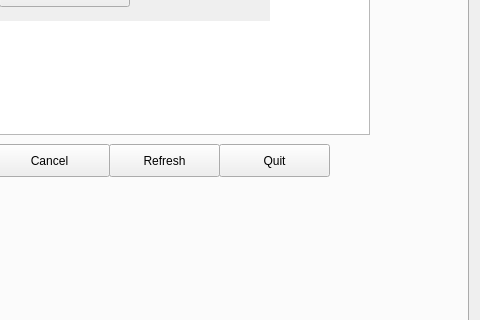
The window that src/mainwindow.ui (MicrogamerCz/media-downloader) describes before a commit, drawn with Qt 5; both pictures show x 424 to 904 and y 343 to 663 of the 904 by 922 pixel window.
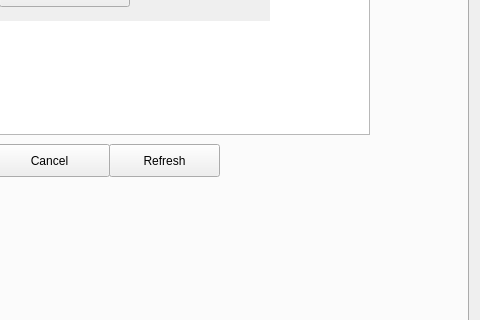
The same window after the commit. The open tabs and pages were chosen to show the change. Icons and pictures are not drawn.

Commit message: Removed 'Quit' buttons, added Ctrl+Q keyboard shortcut for closing.

Diff of the .ui file:
```diff
--- a/src/mainwindow.ui
+++ b/src/mainwindow.ui
@@ -1047,19 +1047,6 @@
          </property>
         </column>
        </widget>
-       <widget class="QPushButton" name="pbLibraryQuit">
-        <property name="geometry">
-         <rect>
-          <x>630</x>
-          <y>450</y>
-          <width>111</width>
-          <height>33</height>
-         </rect>
-        </property>
-        <property name="text">
-         <string>Quit</string>
-        </property>
-       </widget>
        <widget class="QPushButton" name="pbLibraryUp">
         <property name="geometry">
          <rect>
```
Left out of the diff: 27 changed lines with no effect on the pictures. The commit also changes 8 other files.
